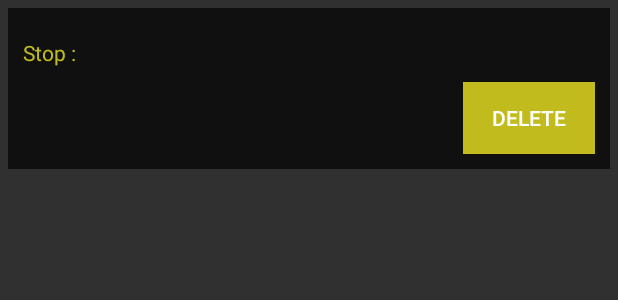
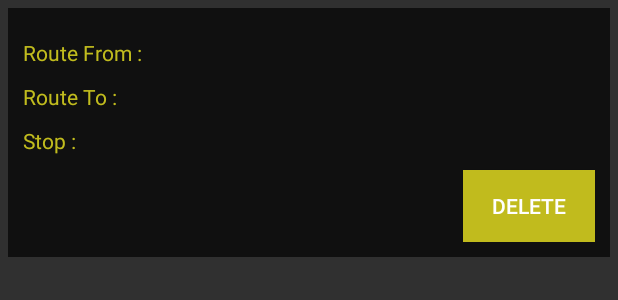
Before and after one commit to mohit2811/brts_admin, an Android app: the layout stop_cell.xml on its own in the app's theme, with its tools: preview values and no code run, on a phone screen of 412 x 824 dp. Shown: the top 300 px of the screen. Run offline under Robolectric (Android 15) with nearby library versions, the phone set to English and light mode, and no system bars.

Commit message:
firebase

```diff
--- a/app/src/main/AndroidManifest.xml
+++ b/app/src/main/AndroidManifest.xml
@@ -26,7 +26,7 @@
 
         <meta-data
             android:name="com.google.android.geo.API_KEY"
-            android:value="AIzaSyCoACGzF9Lu5-wyl7_gWyuYyedA4P7wUz0" />
+            android:value="AIzaSyCEPcGopu9UOIXHDvwPfpGTZ1Nj9ASCeqo" />
 
         <activity android:name=".Routes_options" />
         <activity android:name=".View_routes" />
--- a/app/src/main/java/tech/inception/admin/Add_Buses.java
+++ b/app/src/main/java/tech/inception/admin/Add_Buses.java
@@ -75,7 +75,7 @@ public class Add_Buses extends AppCompatActivity {
     public void get_routes()
     { final List<String> routes = new ArrayList<>();
         FirebaseDatabase data = FirebaseDatabase.getInstance();
-        data.getReference().child("routes").addListenerForSingleValueEvent(new ValueEventListener() {
+        data.getReference().child("route").addListenerForSingleValueEvent(new ValueEventListener() {
             @Override
             public void onDataChange(DataSnapshot dataSnapshot) {
                 for (DataSnapshot data : dataSnapshot.getChildren()) {
@@ -95,7 +95,7 @@ public class Add_Buses extends AppCompatActivity {
         });
     }
 
-    public void submit_stop(View view) {
+    public void submit_bus(View view) {
 
         String name = bus_name.getText().toString();
         String number = bus_number.getText().toString();
@@ -113,7 +113,7 @@ public class Add_Buses extends AppCompatActivity {
         String idd= route_ids.get(route_spinner.getSelectedItemPosition());
         createbuss data = new createbuss(idd, number,name);
         final FirebaseDatabase database = FirebaseDatabase.getInstance();
-        database.getReference().child("buss").child(idd).setValue(data).addOnCompleteListener(new OnCompleteListener<Void>() {
+        database.getReference().child("bus").push().setValue(data).addOnCompleteListener(new OnCompleteListener<Void>() {
 
             public void onComplete(@NonNull Task<Void> task) {
 
--- a/app/src/main/java/tech/inception/admin/Add_Routes.java
+++ b/app/src/main/java/tech/inception/admin/Add_Routes.java
@@ -87,7 +87,7 @@ public class Add_Routes extends AppCompatActivity {
         String idd=loc_from+loc_to;
         createroute data = new createroute(idd,loc_from,loc_to);
         final FirebaseDatabase database = FirebaseDatabase.getInstance();
-        database.getReference().child("route").child(idd).setValue(data).addOnCompleteListener(new OnCompleteListener<Void>() {
+        database.getReference().child("route").push().setValue(data).addOnCompleteListener(new OnCompleteListener<Void>() {
 
             public void onComplete(@NonNull Task<Void> task) {
 
--- a/app/src/main/java/tech/inception/admin/View_routes.java
+++ b/app/src/main/java/tech/inception/admin/View_routes.java
@@ -56,6 +56,7 @@ public class View_routes extends AppCompatActivity {
                 {
                     createroute details = data.getValue(createroute.class);
                     System.out.println("rrrrrr");
+                    details.r_id=data.getKey();
                     route_list.add(details);
 
                     Adapter adapter = new Adapter();
@@ -115,7 +116,7 @@ public class View_routes extends AppCompatActivity {
             holder.del.setOnClickListener(new View.OnClickListener() {
                 @Override
                 public void onClick(View view) {
-                    DatabaseReference mPostReference = FirebaseDatabase.getInstance().getReference().child("route").child(data.idd);
+                    DatabaseReference mPostReference = FirebaseDatabase.getInstance().getReference().child("route").child(data.r_id);
                     mPostReference.removeValue();
                 }
             });
--- a/app/src/main/java/tech/inception/admin/View_stops.java
+++ b/app/src/main/java/tech/inception/admin/View_stops.java
@@ -57,6 +57,7 @@ public class View_stops extends AppCompatActivity {
                 {
                     createstop details = data.getValue(createstop.class);
                     System.out.println("rrrrrr");
+                    details.s_id=data.getKey();
                     stop_list.add(details);
 
                     Adapter adapter = new Adapter();
@@ -88,7 +89,7 @@ public class View_stops extends AppCompatActivity {
             super(itemView);
 
 
-            s_name= itemView.findViewById(R.id.stop_name);
+            s_name= itemView.findViewById(R.id.stop_id);
 
             del = itemView.findViewById(R.id.delete_stop);
         }
@@ -114,7 +115,7 @@ public class View_stops extends AppCompatActivity {
             holder.del.setOnClickListener(new View.OnClickListener() {
                 @Override
                 public void onClick(View view) {
-                    DatabaseReference mPostReference = FirebaseDatabase.getInstance().getReference().child("stop").child(data.routeidd);
+                    DatabaseReference mPostReference = FirebaseDatabase.getInstance().getReference().child("stop").child(data.s_id);
                     mPostReference.removeValue();
                 }
             });
--- a/app/src/main/java/tech/inception/admin/sampledata/createbuss.java
+++ b/app/src/main/java/tech/inception/admin/sampledata/createbuss.java
@@ -1,7 +1,7 @@
 package tech.inception.admin.sampledata;
 
 public class createbuss{
-    public String  routeidd,b_num, b_name;
+    public String b_id,routeidd,b_num, b_name;
 
     createbuss()
     {
--- a/app/src/main/java/tech/inception/admin/sampledata/createroute.java
+++ b/app/src/main/java/tech/inception/admin/sampledata/createroute.java
@@ -1,7 +1,7 @@
 package tech.inception.admin.sampledata;
 
 public class createroute{
-    public String  idd,from_loc, to_loc;
+    public String  idd,from_loc, to_loc,r_id;
 
     createroute()
     {
--- a/app/src/main/java/tech/inception/admin/sampledata/createstop.java
+++ b/app/src/main/java/tech/inception/admin/sampledata/createstop.java
@@ -2,7 +2,7 @@ package tech.inception.admin.sampledata;
 
 public class createstop{
     public String  routeidd,S_name;
-
+public String s_id;
     createstop()
     {
 
--- a/app/src/main/java/tech/inception/admin/sampledata/createtime.java
+++ b/app/src/main/java/tech/inception/admin/sampledata/createtime.java
@@ -1,7 +1,7 @@
 package tech.inception.admin.sampledata;
 
 public class createtime{
-    public String  routeidd,bus_id, stop_id,time;
+    public String  routeidd,bus_id, stop_id,time,t_id;
 
     createtime()
     {
--- a/app/src/main/res/layout/activity_add__buses.xml
+++ b/app/src/main/res/layout/activity_add__buses.xml
@@ -101,5 +101,5 @@
         android:text="ADD BUS"
         android:background="#edcfc91f"
         android:layout_marginTop="20dp"
-        android:onClick="submit_stop"/>
+        android:onClick="submit_bus"/>
 </LinearLayout>
--- a/app/src/main/res/layout/activity_add__stops.xml
+++ b/app/src/main/res/layout/activity_add__stops.xml
@@ -8,7 +8,7 @@
     android:layout_height="match_parent"
     android:gravity="center"
     android:orientation="vertical"
-    tools:context="tech.inception.admin.Add_Routes">
+    tools:context="tech.inception.admin.Add_Stops">
 
     <LinearLayout
         android:layout_width="match_parent"
--- a/app/src/main/res/layout/stop_cell.xml
+++ b/app/src/main/res/layout/stop_cell.xml
@@ -20,6 +20,54 @@
         <TextView
             android:layout_width="wrap_content"
             android:layout_height="wrap_content"
+            android:text="Route From :"
+            android:textColor="#edcfc91f"/>
+
+        <TextView
+            android:layout_width="wrap_content"
+            android:layout_height="wrap_content"
+            android:text=""
+            android:textColor="#edcfc91f"
+            android:id="@+id/from_id"
+            />
+
+    </LinearLayout>
+
+    <LinearLayout
+        android:layout_width="match_parent"
+        android:layout_height="wrap_content"
+        android:orientation="horizontal"
+        android:layout_marginTop="10dp"
+        >
+
+
+        <TextView
+            android:layout_width="wrap_content"
+            android:layout_height="wrap_content"
+            android:text="Route To :"
+            android:textColor="#edcfc91f"/>
+
+        <TextView
+            android:layout_width="wrap_content"
+            android:layout_height="wrap_content"
+            android:text=""
+            android:textColor="#edcfc91f"
+            android:id="@+id/to_id"
+            />
+
+    </LinearLayout>
+
+    <LinearLayout
+        android:layout_width="match_parent"
+        android:layout_height="wrap_content"
+        android:orientation="horizontal"
+        android:layout_marginTop="10dp"
+        >
+
+
+        <TextView
+            android:layout_width="wrap_content"
+            android:layout_height="wrap_content"
             android:text="Stop : "
             android:textColor="#edcfc91f"/>
 
@@ -28,7 +76,7 @@
             android:layout_height="wrap_content"
             android:text=""
             android:textColor="#edcfc91f"
-            android:id="@+id/stop_name"
+            android:id="@+id/stop_id"
             />
 
     </LinearLayout>
@@ -41,4 +89,6 @@
         android:text="DELETE"
         android:layout_marginTop="10dp"
         android:id="@+id/delete_stop"/>
+
+
 </LinearLayout>
```
Also changed, not shown: app/src/main/java/tech/inception/admin/Add_Stops.java (+6 -6 lines), app/src/main/java/tech/inception/admin/Add_Timings.java (+30 -32 lines), app/src/main/java/tech/inception/admin/AppController.java (deleted, +0 -52 lines), app/src/main/java/tech/inception/admin/View_buses.java (+4 -5 lines), app/src/main/java/tech/inception/admin/View_timings.java (+20 -18 lines), app/src/main/java/tech/inception/admin/busses.java (deleted).
